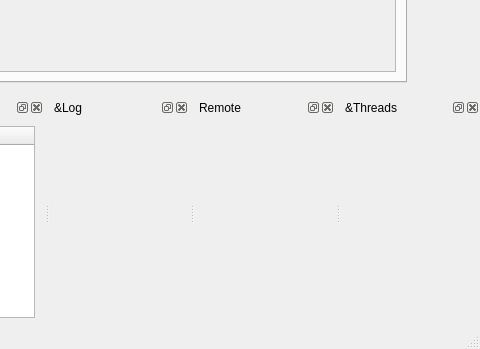
Qt form gui/manager/ui_manager_window.ui (Ulm-IQO/qudi) before a commit; both pictures show x 615 to 1095 and y 332 to 681 of the 1095 by 681 pixel window.
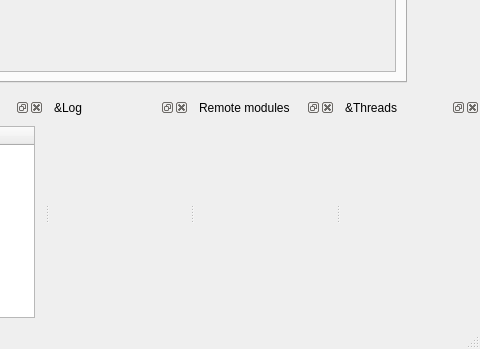
The same form after that commit. Icons and pictures are not drawn. Custom widgets are drawn as their Qt base class.

Commit message: make the reset layout action in the manager window do something

Diff of the .ui file:
```diff
--- a/gui/manager/ui_manager_window.ui
+++ b/gui/manager/ui_manager_window.ui
@@ -203,7 +203,7 @@
   </widget>
   <widget class="QDockWidget" name="remoteDockWidget">
    <property name="windowTitle">
-    <string>Remote</string>
+    <string>Remote modules</string>
    </property>
    <attribute name="dockWidgetArea">
     <number>8</number>
```
Left out of the diff: 10 changed lines with no effect on the pictures. The commit also changes 1 other file.
